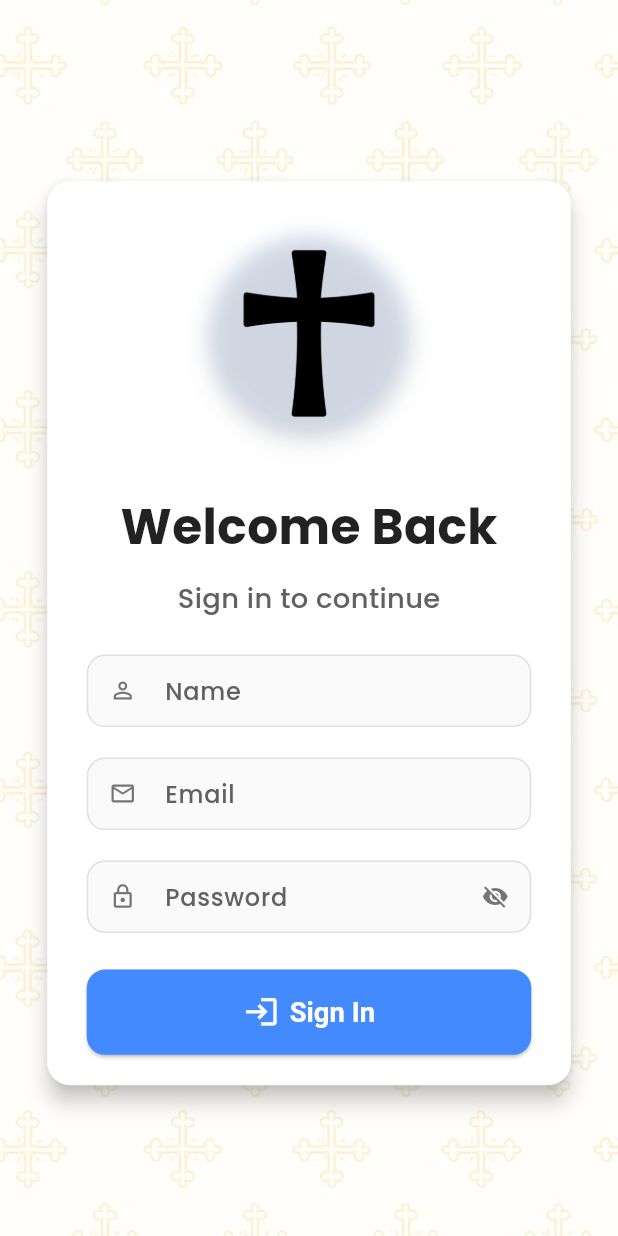
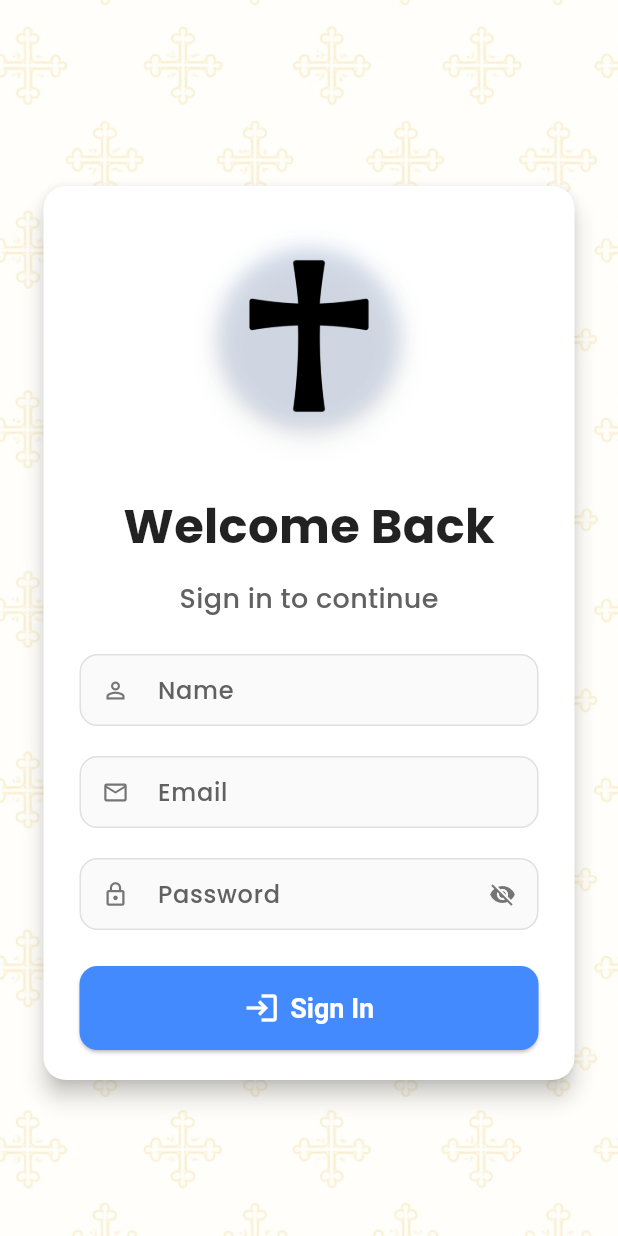
Before and after one commit to carlemad293/Regala-e3dady02, a Flutter app: the screen it shows after launch, on a phone screen of 412 x 824 dp. Run offline on Flutter 3.47's test engine with Material 3 defaults, Android fonts, the light colour scheme and no system bars; our stand-ins replace cached_network_image, cloud_firestore, cloud_functions, confetti, connectivity_plus, firebase_auth and 13 more; missing offline and left inert: file_saver; accounts and stored records are empty.

Commit message:
undo responsive to different screen sizes and font sizes.

```diff
--- a/lib/features/app/splash_screen/splash_screen.dart
+++ b/lib/features/app/splash_screen/splash_screen.dart
@@ -11,7 +11,6 @@ import 'package:regala_e3dady/features/app/version_check_service.dart';
 import 'package:regala_e3dady/features/app/version_update_dialog.dart';
 import 'package:regala_e3dady/features/app/notification_service.dart';
 import 'package:flutter/foundation.dart' show kIsWeb;
-import 'package:flutter_screenutil/flutter_screenutil.dart';
 
 class SplashScreen extends StatefulWidget {
   const SplashScreen({Key? key}) : super(key: key);
--- a/lib/features/user_auth/presentation/pages/admin_export_page.dart
+++ b/lib/features/user_auth/presentation/pages/admin_export_page.dart
@@ -3,7 +3,6 @@ import 'package:cloud_firestore/cloud_firestore.dart';
 import 'package:file_saver/file_saver.dart';
 import 'dart:convert';
 import 'package:intl/intl.dart';
-import 'package:flutter_screenutil/flutter_screenutil.dart';
 
 class AdminExportPage extends StatefulWidget {
   const AdminExportPage({Key? key}) : super(key: key);
--- a/lib/features/user_auth/presentation/pages/admin_tools_screen.dart
+++ b/lib/features/user_auth/presentation/pages/admin_tools_screen.dart
@@ -5,7 +5,6 @@ import 'package:google_fonts/google_fonts.dart';
 import 'package:intl/intl.dart';
 import 'package:image_picker/image_picker.dart';
 import 'package:firebase_storage/firebase_storage.dart';
-import 'package:flutter_screenutil/flutter_screenutil.dart';
 
 class AdminToolsScreen extends StatefulWidget {
   @override
--- a/lib/features/user_auth/presentation/pages/dawra_organizer_screen.dart
+++ b/lib/features/user_auth/presentation/pages/dawra_organizer_screen.dart
@@ -4,7 +4,6 @@ import 'dart:math';
 import 'package:shared_preferences/shared_preferences.dart';
 import 'models/app_drawer.dart';
 import 'package:confetti/confetti.dart';
-import 'package:flutter_screenutil/flutter_screenutil.dart';
 
 class DawraOrganizerScreen extends StatefulWidget {
   @override
--- a/lib/features/user_auth/presentation/pages/login_page.dart
+++ b/lib/features/user_auth/presentation/pages/login_page.dart
@@ -3,7 +3,6 @@ import 'package:firebase_auth/firebase_auth.dart';
 import 'package:flutter/material.dart';
 import 'package:flutter_secure_storage/flutter_secure_storage.dart';
 import 'package:shared_preferences/shared_preferences.dart';
-import 'package:flutter_screenutil/flutter_screenutil.dart';
 
 import 'home_page.dart';
 import '../../../app/notification_service.dart';
@@ -224,23 +223,18 @@ class _SignInScreenState extends State<SignInScreen> {
           Center(
             child: SingleChildScrollView(
               child: Padding(
-                padding: EdgeInsets.only(
-                  top: 20.h,
-                  left: 25.w,
-                  right: 25.w,
-                ),
+                padding:
+                    const EdgeInsets.only(top: 20.0, left: 25.0, right: 25.0),
                 child: Card(
                   elevation: 6,
                   color: isDark ? Color(0xFF2A2A2A) : Colors.white,
                   shape: RoundedRectangleBorder(
-                    borderRadius: BorderRadius.circular(15.r),
+                    borderRadius: BorderRadius.circular(15),
                   ),
                   child: Container(
-                    width: 500.w,
-                    padding: EdgeInsets.symmetric(
-                      horizontal: 24.w,
-                      vertical: 20.h,
-                    ),
+                    width: 500,
+                    padding: const EdgeInsets.symmetric(
+                        horizontal: 24.0, vertical: 20.0),
                     child: AutofillGroup(
                       child: Column(
                         mainAxisSize: MainAxisSize.min,
@@ -251,83 +245,83 @@ class _SignInScreenState extends State<SignInScreen> {
                               boxShadow: [
                                 BoxShadow(
                                   color: Colors.black.withOpacity(0.08),
-                                  blurRadius: 15.r,
-                                  spreadRadius: 2.r,
-                                  offset: Offset(0, 6.h),
+                                  blurRadius: 15,
+                                  spreadRadius: 2,
+                                  offset: Offset(0, 6),
                                 ),
                                 BoxShadow(
                                   color: Colors.black.withOpacity(0.05),
-                                  blurRadius: 8.r,
-                                  spreadRadius: 1.r,
-                                  offset: Offset(0, 3.h),
+                                  blurRadius: 8,
+                                  spreadRadius: 1,
+                                  offset: Offset(0, 3),
                                 ),
                                 BoxShadow(
                                   color: Colors.blueAccent.withOpacity(0.1),
-                                  blurRadius: 10.r,
-                                  spreadRadius: 1.r,
+                                  blurRadius: 10,
+                                  spreadRadius: 1,
                                   offset: Offset(0, 0),
                                 ),
                               ],
                             ),
                             child: Image.asset(
                               'assets/cross.png',
-                              height: 160.h,
-                              width: 120.w,
+                              height: 160.0,
+                              width: 120.0,
                             ),
                           ),
-                          SizedBox(height: 24.h),
+                          SizedBox(height: 24),
                           Text(
                             'Welcome Back',
                             style: TextStyle(
-                              fontSize: 32.sp,
+                              fontSize: 32,
                               fontWeight: FontWeight.bold,
                               color: isDark ? Colors.white : Colors.black87,
                             ),
                           ),
-                          SizedBox(height: 12.h),
+                          SizedBox(height: 12),
                           Text(
                             'Sign in to continue',
                             style: TextStyle(
-                              fontSize: 18.sp,
+                              fontSize: 18,
                               color:
                                   isDark ? Colors.grey[400] : Colors.grey[700],
                               fontWeight: FontWeight.w500,
                             ),
                           ),
-                          SizedBox(height: 24.h),
+                          SizedBox(height: 24),
                           _buildTextField(
                             controller: _nameController,
                             label: 'Name',
                             icon: Icons.person_outline,
                           ),
-                          SizedBox(height: 20.h),
+                          SizedBox(height: 20),
                           _buildTextField(
                             controller: _emailController,
                             label: 'Email',
                             icon: Icons.email_outlined,
                             keyboardType: TextInputType.emailAddress,
                           ),
-                          SizedBox(height: 20.h),
+                          SizedBox(height: 20),
                           _buildTextField(
                             controller: _passwordController,
                             label: 'Password',
                             icon: Icons.lock_outline,
                             isPassword: true,
                           ),
-                          SizedBox(height: 24.h),
+                          SizedBox(height: 24),
                           SizedBox(
                             width: double.infinity,
                             child: ElevatedButton.icon(
-                              icon: Icon(Icons.login, size: 24.sp),
+                              icon: Icon(Icons.login, size: 24),
                               style: ElevatedButton.styleFrom(
                                 backgroundColor: Colors.blueAccent,
                                 foregroundColor: Colors.white,
                                 shape: RoundedRectangleBorder(
-                                  borderRadius: BorderRadius.circular(12.r),
+                                  borderRadius: BorderRadius.circular(12),
                                 ),
-                                padding: EdgeInsets.symmetric(vertical: 16.h),
+                                padding: EdgeInsets.symmetric(vertical: 16),
                                 textStyle: TextStyle(
-                                  fontSize: 18.sp,
+                                  fontSize: 18,
                                   fontWeight: FontWeight.bold,
                                 ),
                               ),
@@ -345,7 +339,7 @@ class _SignInScreenState extends State<SignInScreen> {
           ),
           if (_errorMessage.isNotEmpty)
             Positioned(
-              top: MediaQuery.of(context).padding.top + 16.h,
+              top: MediaQuery.of(context).padding.top + 16,
               left: 0,
               right: 0,
               child: TweenAnimationBuilder<double>(
@@ -354,19 +348,19 @@ class _SignInScreenState extends State<SignInScreen> {
                 curve: Curves.easeOutCubic,
                 builder: (context, value, child) {
                   return Transform.translate(
-                    offset: Offset(0, value * 100.h),
+                    offset: Offset(0, value * 100),
                     child: Opacity(
                       opacity: 1 + value,
                       child: Material(
                         color: Colors.transparent,
                         child: Container(
-                          margin: EdgeInsets.symmetric(horizontal: 16.w),
-                          padding: EdgeInsets.all(16.w),
+                          margin: EdgeInsets.symmetric(horizontal: 16),
+                          padding: EdgeInsets.all(16),
                           decoration: BoxDecoration(
                             color: isDark
                                 ? Colors.red.shade900.withOpacity(0.3)
                                 : Colors.red.shade50,
-                            borderRadius: BorderRadius.circular(12.r),
+                            borderRadius: BorderRadius.circular(12),
                             border: Border.all(
                               color: isDark
                                   ? Colors.red.shade700
@@ -375,16 +369,16 @@ class _SignInScreenState extends State<SignInScreen> {
                             boxShadow: [
                               BoxShadow(
                                 color: Colors.black.withOpacity(0.1),
-                                blurRadius: 10.r,
+                                blurRadius: 10,
                                 spreadRadius: 0,
-                                offset: Offset(0, 2.h),
+                                offset: Offset(0, 2),
                               ),
                             ],
                           ),
                           child: Row(
                             children: [
                               Container(
-                                padding: EdgeInsets.all(8.w),
+                                padding: EdgeInsets.all(8),
                                 decoration: BoxDecoration(
                                   color: isDark
                                       ? Colors.red.shade800.withOpacity(0.2)
@@ -403,13 +397,13 @@ class _SignInScreenState extends State<SignInScreen> {
                                         color: isDark
                                             ? Colors.red.shade300
                                             : Colors.red,
-                                        size: 24.sp,
+                                        size: 24,
                                       ),
                                     );
                                   },
                                 ),
                               ),
-                              SizedBox(width: 12.w),
+                              SizedBox(width: 12),
                               Expanded(
                                 child: Text(
                                   _errorMessage,
@@ -417,7 +411,7 @@ class _SignInScreenState extends State<SignInScreen> {
                                     color: isDark
                                         ? Colors.red.shade300
                                         : Colors.red,
-                                    fontSize: 16.sp,
+                                    fontSize: 16,
                                     fontWeight: FontWeight.w500,
                                   ),
                                 ),
@@ -445,7 +439,7 @@ class _SignInScreenState extends State<SignInScreen> {
             ),
           if (_successMessage.isNotEmpty)
             Positioned(
-              top: MediaQuery.of(context).padding.top + 16.h,
+              top: MediaQuery.of(context).padding.top + 16,
               left: 0,
               right: 0,
               child: TweenAnimationBuilder<double>(
@@ -454,19 +448,19 @@ class _SignInScreenState extends State<SignInScreen> {
                 curve: Curves.easeOutCubic,
                 builder: (context, value, child) {
                   return Transform.translate(
-                    offset: Offset(0, value * 100.h),
+                    offset: Offset(0, value * 100),
                     child: Opacity(
                       opacity: 1 + value,
                       child: Material(
                         color: Colors.transparent,
                         child: Container(
-                          margin: EdgeInsets.symmetric(horizontal: 16.w),
-                          padding: EdgeInsets.all(16.w),
+                          margin: EdgeInsets.symmetric(horizontal: 16),
+                          padding: EdgeInsets.all(16),
                           decoration: BoxDecoration(
                             color: isDark
                                 ? Colors.green.shade900.withOpacity(0.3)
                                 : Colors.green.shade50,
-                            borderRadius: BorderRadius.circular(12.r),
+                            borderRadius: BorderRadius.circular(12),
                             border: Border.all(
                               color: isDark
                                   ? Colors.green.shade700
@@ -475,16 +469,16 @@ class _SignInScreenState extends State<SignInScreen> {
                             boxShadow: [
                               BoxShadow(
                                 color: Colors.black.withOpacity(0.1),
-                                blurRadius: 10.r,
+                                blurRadius: 10,
                                 spreadRadius: 0,
-                                offset: Offset(0, 2.h),
+                                offset: Offset(0, 2),
                               ),
                             ],
                           ),
                           child: Row(
                             children: [
                               Container(
-                                padding: EdgeInsets.all(8.w),
+                                padding: EdgeInsets.all(8),
                                 decoration: BoxDecoration(
                                   color: isDark
                                       ? Colors.green.shade800.withOpacity(0.2)
@@ -503,13 +497,13 @@ class _SignInScreenState extends State<SignInScreen> {
                                         color: isDark
                                             ? Colors.green.shade300
                                             : Colors.green,
-                                        size: 24.sp,
+                                        size: 24,
                                       ),
                                     );
                                   },
                                 ),
                               ),
-                              SizedBox(width: 12.w),
+                              SizedBox(width: 12),
                               Expanded(
                                 child: Text(
                                   _successMessage,
@@ -517,7 +511,7 @@ class _SignInScreenState extends State<SignInScreen> {
                                     color: isDark
                                         ? Colors.green.shade300
                                         : Colors.green,
-                                    fontSize: 16.sp,
+                                    fontSize: 16,
                                     fontWeight: FontWeight.w500,
                                   ),
                                 ),
@@ -563,13 +557,14 @@ class _SignInScreenState extends State<SignInScreen> {
       obscureText: isPassword ? _obscurePassword : false,
       keyboardType: keyboardType,
       style: TextStyle(
-        fontSize: 16.sp,
+        fontSize: 16,
         color: isDark ? Colors.white : Colors.grey[700],
         fontWeight: FontWeight.w500,
       ),
       decoration: InputDecoration(
         labelText: label,
         labelStyle: TextStyle(
+          fontSize: 16,
           color: isDark ? Colors.grey[400] : Colors.grey[700],
           fontWeight: FontWeight.w500,
         ),
@@ -591,24 +586,24 @@ class _SignInScreenState extends State<SignInScreen> {
               )
             : null,
         border: OutlineInputBorder(
-          borderRadius: BorderRadius.circular(12.r),
+          borderRadius: BorderRadius.circular(12),
           borderSide: BorderSide(
             color: isDark ? Colors.grey[700]! : Colors.grey[300]!,
           ),
         ),
         enabledBorder: OutlineInputBorder(
-          borderRadius: BorderRadius.circular(12.r),
+          borderRadius: BorderRadius.circular(12),
           borderSide: BorderSide(
             color: isDark ? Colors.grey[700]! : Colors.grey[300]!,
           ),
         ),
         focusedBorder: OutlineInputBorder(
-          borderRadius: BorderRadius.circular(12.r),
-          borderSide: BorderSide(color: Colors.blueAccent, width: 2.h),
+          borderRadius: BorderRadius.circular(12),
+          borderSide: BorderSide(color: Colors.blueAccent, width: 2),
         ),
         filled: true,
         fillColor: isDark ? Color(0xFF3A3A3A) : Colors.grey[50],
-        contentPadding: EdgeInsets.symmetric(horizontal: 16.w, vertical: 12.h),
+        contentPadding: EdgeInsets.symmetric(horizontal: 16, vertical: 12),
         isDense: true,
         floatingLabelBehavior: FloatingLabelBehavior.never,
       ),
--- a/lib/main.dart
+++ b/lib/main.dart
@@ -11,7 +11,6 @@ import 'package:regala_e3dady/features/app/notification_service.dart';
 import 'package:provider/provider.dart';
 import 'package:regala_e3dady/features/app/theme/theme_provider.dart';
 import 'package:google_fonts/google_fonts.dart';
-import 'package:flutter_screenutil/flutter_screenutil.dart';
 
 // Background message handler function
 @pragma('vm:entry-point')
@@ -168,18 +167,13 @@ class MyApp extends StatelessWidget {
       data: theme,
       duration: Duration(milliseconds: 350),
       curve: Curves.easeInOut,
-      child: ScreenUtilInit(
-        designSize: Size(375, 812), // iPhone X size, adjust as needed
-        minTextAdapt: true,
-        splitScreenMode: true,
-        builder: (context, child) => MaterialApp(
+      child: MaterialApp(
         debugShowCheckedModeBanner: false,
         title: "Regala e3dady",
         themeMode: themeProvider.themeMode,
         theme: theme,
         darkTheme: theme,
         home: SplashScreen(),
-        ),
       ),
     );
   }
--- a/pubspec.yaml
+++ b/pubspec.yaml
@@ -50,7 +50,6 @@ dependencies:
   cloud_functions: ^5.5.2
   package_info_plus: ^8.0.2
   file_saver: ^0.3.0
-  flutter_screenutil: ^5.9.0
 
 dev_dependencies:
   flutter_test:
```
Also changed, not shown: lib/features/app/theme/theme_provider.dart (+0 -14 lines), lib/features/user_auth/presentation/pages/account_page.dart (+62 -70 lines), lib/features/user_auth/presentation/pages/admin_page.dart (+5 -8 lines), lib/features/user_auth/presentation/pages/help_page.dart (+11 -12 lines), lib/features/user_auth/presentation/pages/home_page.dart (+119 -128 lines), lib/features/user_auth/presentation/pages/models/app_drawer.dart (+11 -12 lines), lib/features/user_auth/presentation/pages/points_page.dart (+64 -77 lines), pubspec.lock. Lines whose indentation alone changed are shown as unchanged.
